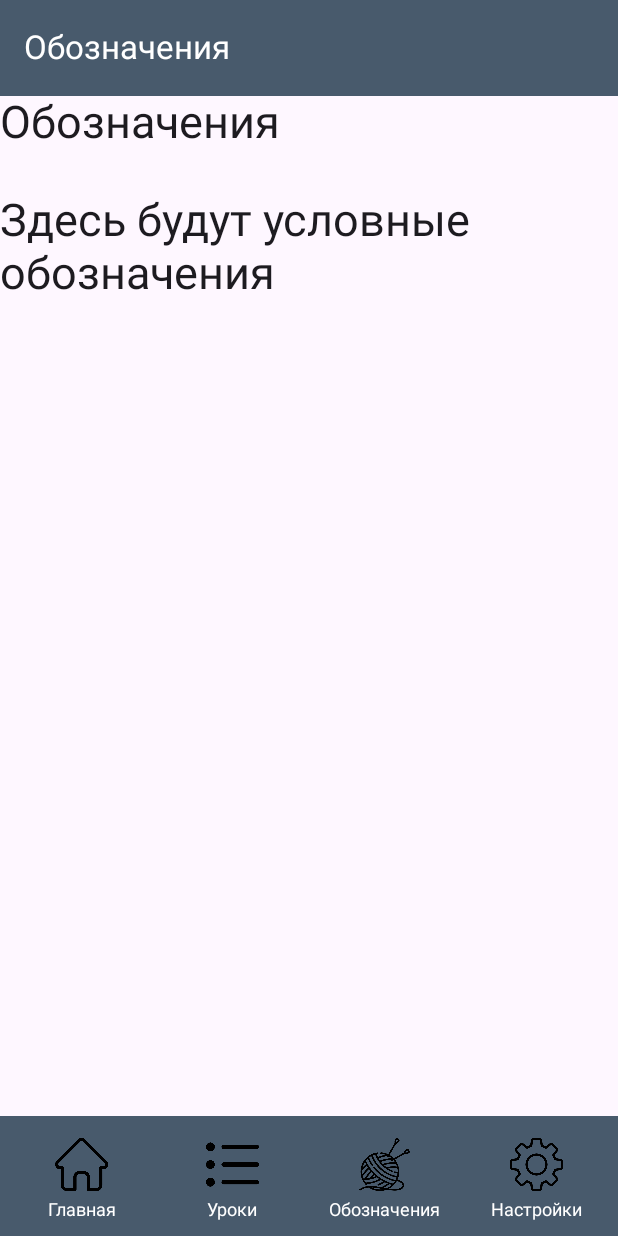
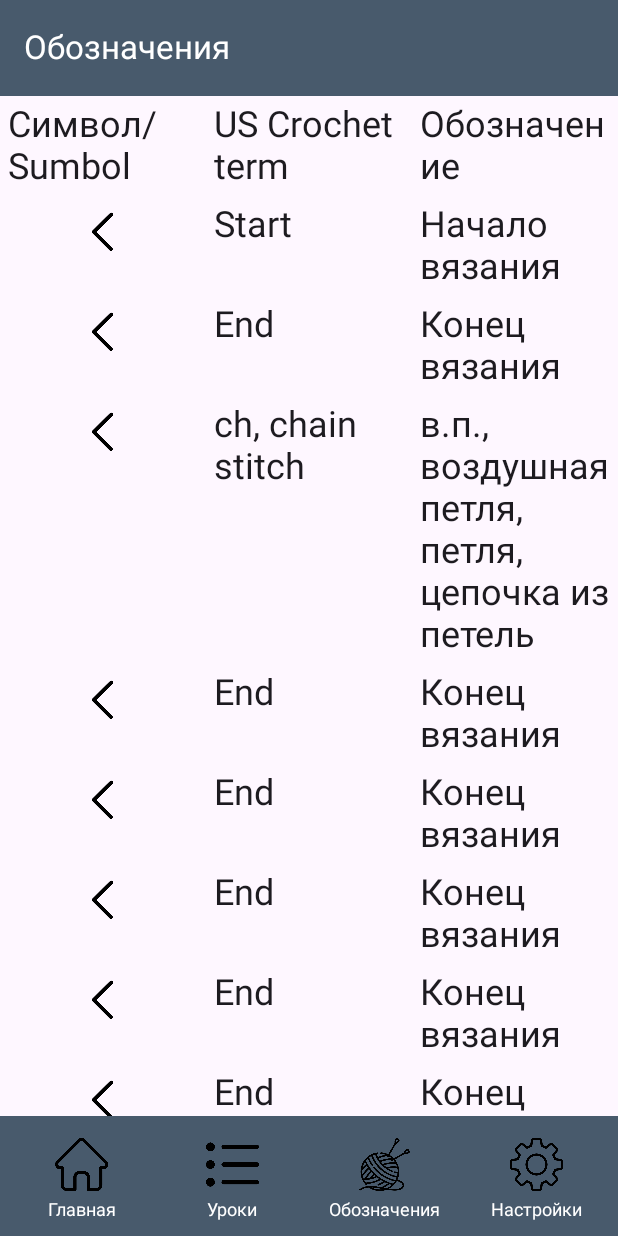
Before and after one commit to VermilionRed/Knitting, an Android app built with Jetpack Compose: the screen it shows after launch (MainActivity), after a tap on "Обозначения", on a phone screen of 412 x 824 dp. Run offline under Robolectric (Android 15) with nearby library versions, the phone set to English and light mode, and no system bars.

Commit message:
add designation grid

```diff
--- a/app/src/main/java/com/example/knitting/MainActivity.kt
+++ b/app/src/main/java/com/example/knitting/MainActivity.kt
@@ -17,6 +17,9 @@ import androidx.compose.foundation.layout.padding
 import androidx.compose.foundation.layout.safeDrawing
 import androidx.compose.foundation.layout.size
 import androidx.compose.foundation.layout.windowInsetsPadding
+import androidx.compose.foundation.lazy.grid.GridCells
+import androidx.compose.foundation.lazy.grid.LazyVerticalGrid
+import androidx.compose.foundation.lazy.grid.itemsIndexed
 import androidx.compose.foundation.rememberScrollState
 import androidx.compose.foundation.shape.RoundedCornerShape
 import androidx.compose.foundation.verticalScroll
@@ -97,7 +100,7 @@ fun NavigationGraph(modifier: Modifier, navController: NavHostController) {
     NavHost(
         modifier = modifier,
         navController = navController,
-        startDestination = NavRoutes.Home.route
+        startDestination = NavRoutes.Designations.route
     ) {
         composable(NavRoutes.Home.route) { Home() }
         composable(NavRoutes.Lessons.route) { Lessons(navController) }
@@ -190,7 +193,6 @@ fun NavBarButton(
 fun Home() {
     Column(
         Modifier
-            .verticalScroll(rememberScrollState())
     ) {
         Box(modifier = Modifier) {
             Image(
@@ -201,9 +203,10 @@ fun Home() {
                 contentScale = ContentScale.FillWidth,
                 contentDescription = "Вязание с нуля",
             )
-            Row(modifier = Modifier
-                .fillMaxWidth()
-                .padding(horizontal = 20.dp)
+            Row(
+                modifier = Modifier
+                    .fillMaxWidth()
+                    .padding(horizontal = 20.dp)
             ) {
                 Image(
                     modifier = Modifier
@@ -351,19 +354,78 @@ fun Designations() {
     Column(
         Modifier
     ) {
-        Text(
-            "Обозначения",
-            Modifier
-                .fillMaxWidth(),
-            fontSize = 30.sp
+        val desList = listOf(
+            Designation("Символ/Sumbol"),
+            Designation("US Crochet term"),
+            Designation("Обозначение"),
+
+            Image(ImageBitmap.imageResource(R.drawable.left_arrow)),
+            Designation("Start"),
+            Designation("Начало вязания"),
+
+            Image(ImageBitmap.imageResource(R.drawable.left_arrow)),
+            Designation("End"),
+            Designation("Конец вязания"),
+
+            Image(ImageBitmap.imageResource(R.drawable.left_arrow)),
+            Designation("ch, chain stitch"),
+            Designation("в.п., воздушная петля, петля, цепочка из петель"),
+
+            Image(ImageBitmap.imageResource(R.drawable.left_arrow)),
+            Designation("End"),
+            Designation("Конец вязания"),
+
+            Image(ImageBitmap.imageResource(R.drawable.left_arrow)),
+            Designation("End"),
+            Designation("Конец вязания"),
+
+            Image(ImageBitmap.imageResource(R.drawable.left_arrow)),
+            Designation("End"),
+            Designation("Конец вязания"),
+
+            Image(ImageBitmap.imageResource(R.drawable.left_arrow)),
+            Designation("End"),
+            Designation("Конец вязания"),
+
+            Image(ImageBitmap.imageResource(R.drawable.left_arrow)),
+            Designation("End"),
+            Designation("Конец вязания"),
+
+            Image(ImageBitmap.imageResource(R.drawable.left_arrow)),
+            Designation("End"),
+            Designation("Конец вязания"),
         )
-        Text(
-            "Здесь будут условные обозначения",
-            Modifier.padding(top = 30.dp),
-            fontSize = 30.sp
-        )
+        LazyVerticalGrid(
+            columns = GridCells.Fixed(3),
+            modifier = Modifier
+                .fillMaxSize()
+        ) {
+            itemsIndexed(desList){ index, item ->
+                when (item) {
+                    is Designation -> {
+                        Text(
+                            item.text,
+                            fontSize = 24.sp,
+                            modifier = Modifier.padding(5.dp)
+                        )
+                    }
+                    is Image -> {
+                        Image(
+                            bitmap = item.imageBitmap,
+                            contentDescription = "image",
+                            modifier = Modifier
+                                .size(50.dp)
+                                .padding(5.dp)
+                        )
+                    }
+                }
+            }
+        }
     }
 }
+
+data class Designation(val text: String)
+data class Image(val imageBitmap: ImageBitmap)
 
 @Composable
 fun Settings() {
```
